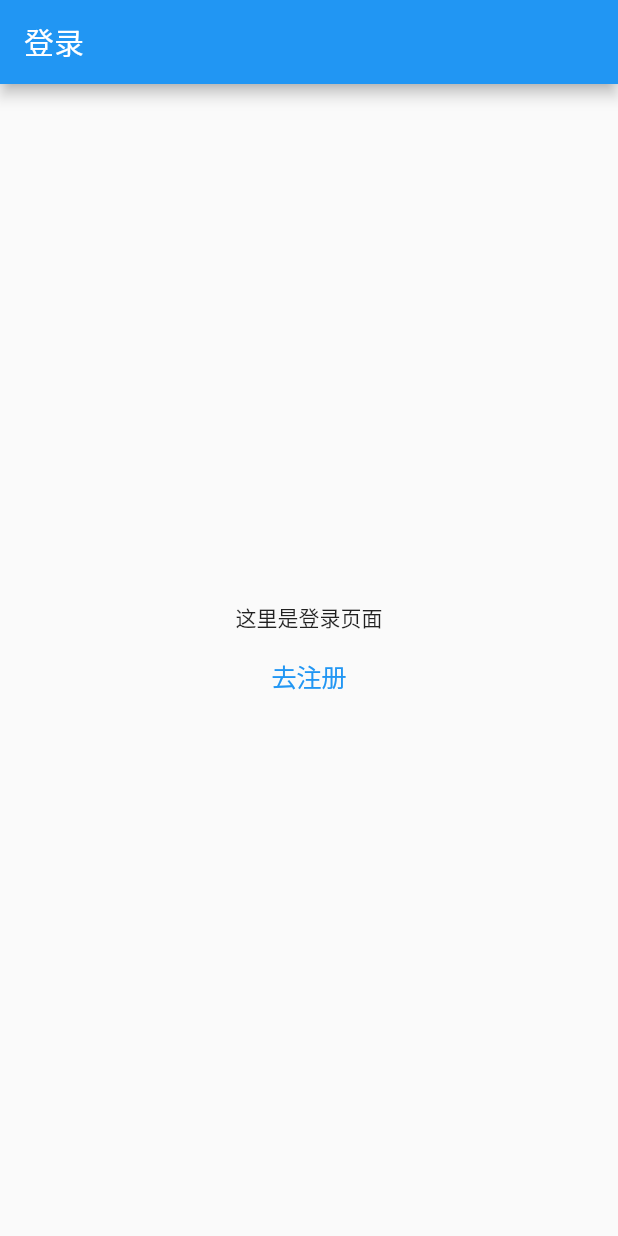
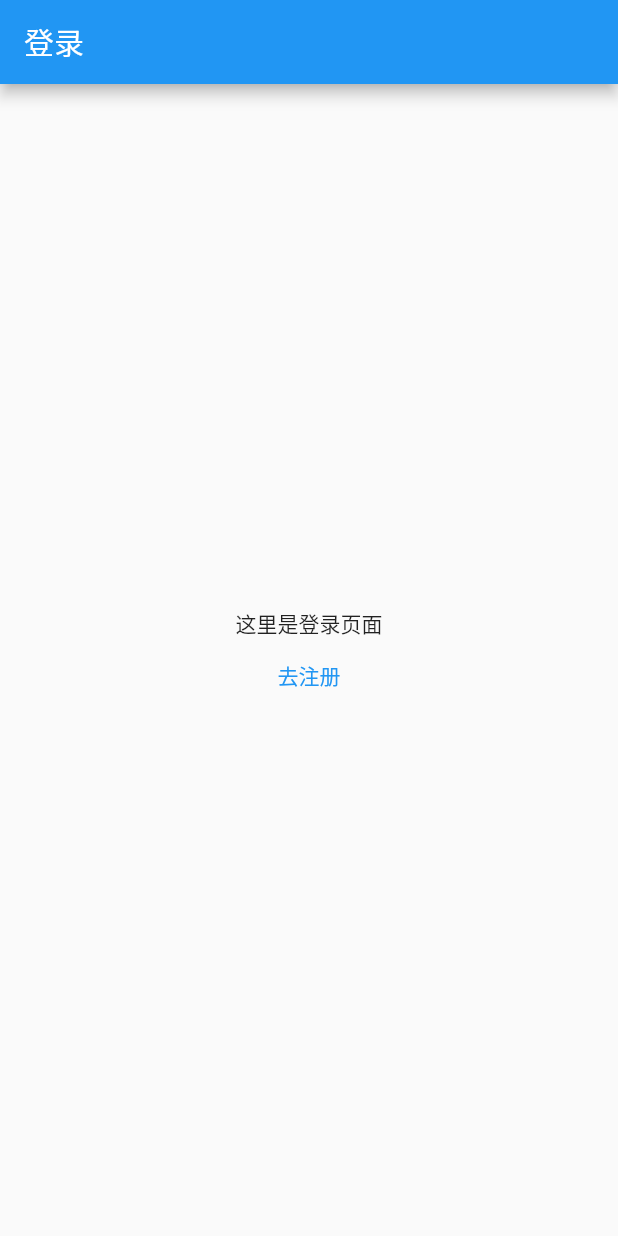
Before and after one commit to hyy984750073/fat_cat, a Flutter app: the screen it shows after launch, on a phone screen of 412 x 824 dp. Run offline on Flutter 3.47's test engine with Material 2 defaults, Android fonts, the phone set to English and light mode, and no system bars.

Commit message:
命名路由

```diff
--- a/lib/main.dart
+++ b/lib/main.dart
@@ -22,7 +22,9 @@ class MyApp extends StatelessWidget {
       ),
       // home: const MyHomePage(title: 'Flutter Demo Home Page'),
       routes: routes,
-      home: const Login()
+      home: const Login(),
+      // 路由钩子，可以对指定路由进行拦截，有时候不想改变页面结构但是又想要求跳转到这个页面的时候可以用到，比如页面设定了传参你进行跳转的时候
+      // onGenerateRoute: onGenerateRoute,
     );
   }
 }
--- a/lib/user/login.dart
+++ b/lib/user/login.dart
@@ -1,17 +1,62 @@
-import 'package:flutter/cupertino.dart';
+// import 'package:flutter/cupertino.dart';
 import 'package:flutter/material.dart';
-import '../routes.dart';
 
-class Login extends StatefulWidget {
-  const Login({ Key? key }) : super(key: key);
+// class Login extends StatefulWidget {
+//   const Login({ Key? key }) : super(key: key);
+
+//   @override
+//   _LoginState createState() => _LoginState();
+// }
+
+// class _LoginState extends State<Login> {
+//   @override
+//   Widget build(BuildContext context) {
+//     return Scaffold(
+//       appBar: AppBar(title: const Text('登录')),
+//       body: Center(
+//         child: Column(
+//           mainAxisAlignment: MainAxisAlignment.center,
+//           children: <Widget>[
+//             const Text(
+//               '这里是登录页面',
+//             ),
+//             TextButton(
+//               onPressed: () {
+//                 Navigator.pushNamed(context, "/register", );
+//               },
+//               // onPressed: null,
+//               child: Text('去注册'),
+//             ),
+//             // CupertinoButton(
+//             //   child: Text('去注册'),
+//             //   onPressed: () {
+//             //     Navigator.pushNamed(context, "/register", arguments: null);
+//             //   },
+//             // )
+//             // ElevatedButton.icon(
+//             //   onPressed: () {
+//             //     // Navigator.pushReplacementNamed(context, '/register');
+//             //     Navigator.pushNamed(context, '/register');
+//             //   },
+//             //   onTap: () {
+//             //     // Navigator.pushReplacementNamed(context, '/register');
+//             //     Navigator.pushNamed(context, '/register');
+//             //   },
+//             //   icon: Icon(Icons.ac_unit),
+//             //   label: Text('去到注册页'),
+//             // ),
+//           ]
+//         )
+//       ),
+//     );
+//   }
+// }
+
+class Login extends StatelessWidget {
+const Login({ Key? key }) : super(key: key);
 
   @override
-  _LoginState createState() => _LoginState();
-}
-
-class _LoginState extends State<Login> {
-  @override
-  Widget build(BuildContext context) {
+  Widget build(BuildContext context){
     return Scaffold(
       appBar: AppBar(title: const Text('登录')),
       body: Center(
@@ -21,19 +66,31 @@ class _LoginState extends State<Login> {
             const Text(
               '这里是登录页面',
             ),
-            // TextButton(
+            TextButton(
+              onPressed: () {
+                Navigator.pushNamed(context, "/register", );
+              },
+              // onPressed: null,
+              child: Text('去注册'),
+            ),
+            // CupertinoButton(
+            //   child: Text('去注册'),
             //   onPressed: () {
-            //     Navigator.pushNamed(context, "/register", );
+            //     Navigator.pushNamed(context, "/register", arguments: null);
             //   },
-            //   // onPressed: null,
-            //   child: Text('去注册'),
+            // )
+            // ElevatedButton.icon(
+            //   onPressed: () {
+            //     // Navigator.pushReplacementNamed(context, '/register');
+            //     Navigator.pushNamed(context, '/register');
+            //   },
+            //   onTap: () {
+            //     // Navigator.pushReplacementNamed(context, '/register');
+            //     Navigator.pushNamed(context, '/register');
+            //   },
+            //   icon: Icon(Icons.ac_unit),
+            //   label: Text('去到注册页'),
             // ),
-            CupertinoButton(
-              child: Text('去注册'),
-              onPressed: () {
-                Navigator.pushNamed(context, "/register", arguments: null);
-              },
-            )
           ]
         )
       ),
```
Also changed, not shown: lib/routes.dart (+24 -0 lines), lib/user/register.dart (+23 -8 lines).
